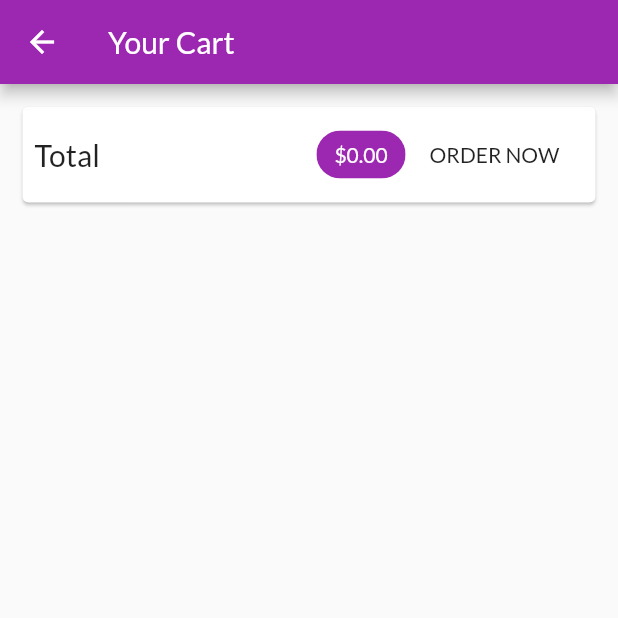
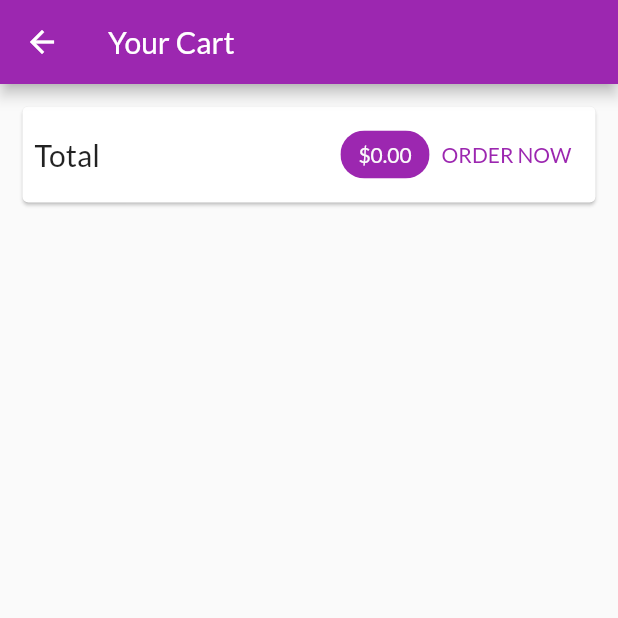
Before and after one commit to yesahek/my_shop, a Flutter app: the CartScreen screen opened by its route, on a phone screen of 412 x 824 dp, the top half of it. Run offline on Flutter 3.47's test engine with Material 2 defaults, Android fonts, the phone set to English and light mode, and no system bars; network calls fail.

Commit message:
update fix

```diff
--- a/lib/screens/cart_screen.dart
+++ b/lib/screens/cart_screen.dart
@@ -37,7 +37,7 @@ class CartScreen extends StatelessWidget {
                         )),
                     backgroundColor: Theme.of(context).primaryColor,
                   ),
-                  FlatButton(
+                  TextButton(
                     onPressed: () {
                       Provider.of<Orders>(context, listen: false).addOrder(
                         cart.items.values.toList(),
--- a/lib/widgets/cart_item.dart
+++ b/lib/widgets/cart_item.dart
@@ -41,12 +41,12 @@ class CartItem extends StatelessWidget {
                     content: const Text(
                         "Do you want to remove the item from the cart?"),
                     actions: [
-                      FlatButton(
+                      TextButton(
                           onPressed: () {
                             Navigator.of(ctx).pop(false);
                           },
                           child: const Text('No')),
-                      FlatButton(
+                      TextButton(
                           onPressed: () {
                             Navigator.of(ctx).pop(true);
                           },
```
Also changed, not shown: pubspec.lock.
